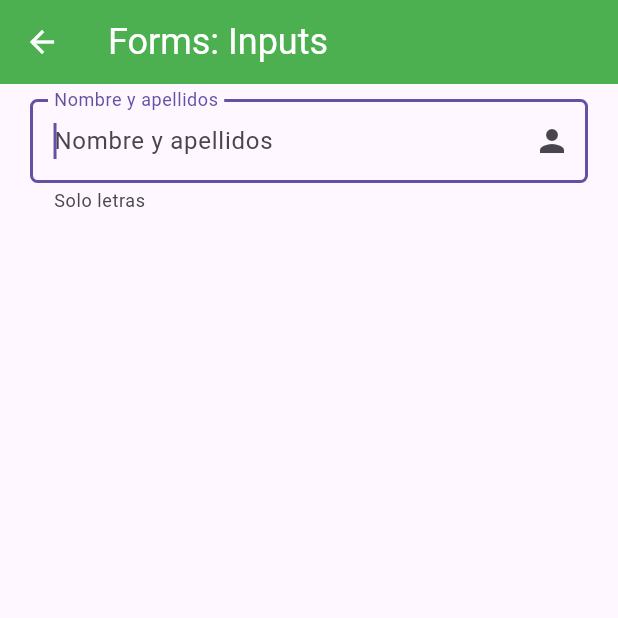
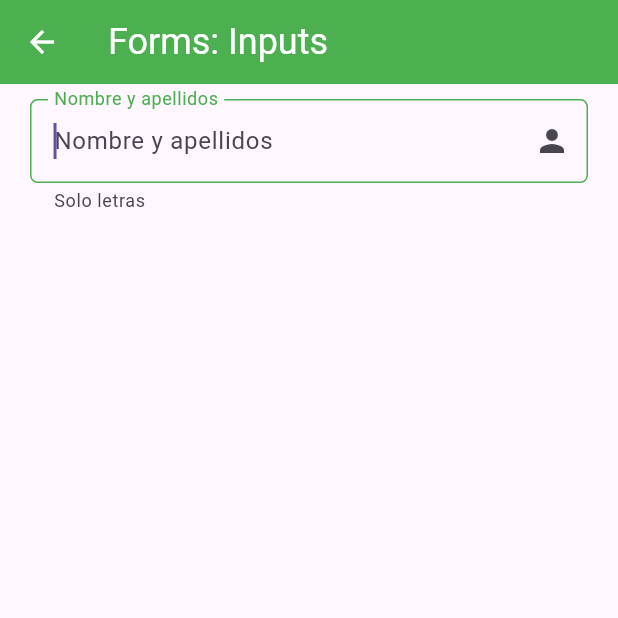
Before and after one commit to Guillermojs9/fl_componentes, a Flutter app: the InputsScreen screen opened by its route, on a phone screen of 412 x 824 dp, the top half of it. Run offline on Flutter 3.47's test engine with Material 3 defaults, Android fonts, the phone set to English and light mode, and no system bars; network calls fail.

```diff
--- a/fl_componentes/lib/theme/app_theme.dart
+++ b/fl_componentes/lib/theme/app_theme.dart
@@ -23,9 +23,17 @@ class AppTheme {
       ),
       elevatedButtonTheme: ElevatedButtonThemeData(
           style: ElevatedButton.styleFrom(
-        backgroundColor: primary,
-        foregroundColor: Colors.white
-      )
-    )
-  );
+              backgroundColor: primary, foregroundColor: Colors.white)),
+      //InputDecoration
+      inputDecorationTheme: InputDecorationTheme(
+          floatingLabelStyle: const TextStyle(color: primary),
+          enabledBorder: OutlineInputBorder(
+              borderSide: const BorderSide(color: primary),
+              borderRadius: BorderRadius.circular(5)),
+          focusedBorder: OutlineInputBorder(
+              borderRadius: BorderRadius.circular(5),
+              borderSide: const BorderSide(color: primary)),
+          border: OutlineInputBorder(
+            borderRadius: BorderRadius.circular(5),
+          )));
 }
```
Lines whose indentation alone changed are shown as unchanged.
